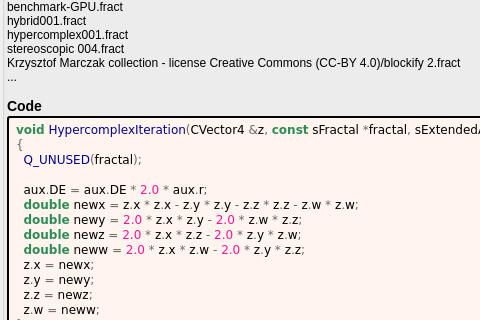
First picture: the form in mandelbulber2/formula/ui/hypercomplex.ui, repository buddhi1980/mandelbulber2, before the edit; both pictures show x 0 to 480 and y 114 to 434 of the 637 by 742 pixel window.
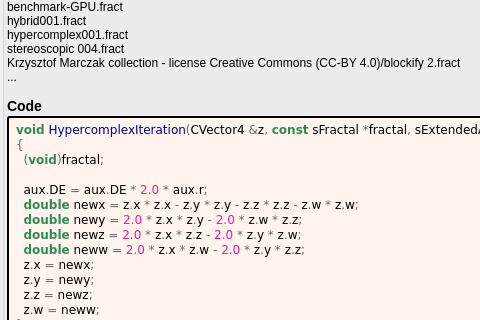
Second picture: the form after the edit. Custom widgets are drawn as their Qt base class.

What changed in the file:
```diff
--- a/mandelbulber2/formula/ui/hypercomplex.ui
+++ b/mandelbulber2/formula/ui/hypercomplex.ui
@@ -92,7 +92,7 @@
          <string notr="true">&lt;body style=&quot;background-color:#fff5ee&quot;&gt;
 &lt;pre style=&quot;color:#000000; background-color:#fff5ee;  font-family:&#039;Courier New&#039;,monospace;white-space: pre-wrap;&quot;&gt;&lt;span style=&quot;color:#2e8b57; font-weight:bold&quot;&gt;void&lt;/span&gt; &lt;span style=&quot;color:#00008f&quot;&gt;HypercomplexIteration&lt;/span&gt;&lt;span style=&quot;color:#676767&quot;&gt;(&lt;/span&gt;CVector4 &lt;span style=&quot;color:#676767&quot;&gt;&amp;amp;&lt;/span&gt;z&lt;span style=&quot;color:#676767&quot;&gt;,&lt;/span&gt; &lt;span style=&quot;color:#2e8b57; font-weight:bold&quot;&gt;const&lt;/span&gt; sFractal &lt;span style=&quot;color:#676767&quot;&gt;*&lt;/span&gt;fractal&lt;span style=&quot;color:#676767&quot;&gt;,&lt;/span&gt; sExtendedAux &lt;span style=&quot;color:#676767&quot;&gt;&amp;amp;&lt;/span&gt;aux&lt;span style=&quot;color:#676767&quot;&gt;)&lt;/span&gt;
 &lt;span style=&quot;color:#676767&quot;&gt;{&lt;/span&gt;
-  &lt;span style=&quot;color:#00008f&quot;&gt;Q_UNUSED&lt;/span&gt;&lt;span style=&quot;color:#676767&quot;&gt;(&lt;/span&gt;fractal&lt;span style=&quot;color:#676767&quot;&gt;);&lt;/span&gt;
+  &lt;span style=&quot;color:#676767&quot;&gt;(&lt;/span&gt;&lt;span style=&quot;color:#2e8b57; font-weight:bold&quot;&gt;void&lt;/span&gt;&lt;span style=&quot;color:#676767&quot;&gt;)&lt;/span&gt;fractal&lt;span style=&quot;color:#676767&quot;&gt;;&lt;/span&gt;
 
   aux&lt;span style=&quot;color:#676767&quot;&gt;.&lt;/span&gt;DE &lt;span style=&quot;color:#676767&quot;&gt;=&lt;/span&gt; aux&lt;span style=&quot;color:#676767&quot;&gt;.&lt;/span&gt;DE &lt;span style=&quot;color:#676767&quot;&gt;*&lt;/span&gt; &lt;span style=&quot;color:#ff1493&quot;&gt;2.0&lt;/span&gt; &lt;span style=&quot;color:#676767&quot;&gt;*&lt;/span&gt; aux&lt;span style=&quot;color:#676767&quot;&gt;.&lt;/span&gt;r&lt;span style=&quot;color:#676767&quot;&gt;;&lt;/span&gt;
   &lt;span style=&quot;color:#2e8b57; font-weight:bold&quot;&gt;double&lt;/span&gt; newx &lt;span style=&quot;color:#676767&quot;&gt;=&lt;/span&gt; z&lt;span style=&quot;color:#676767&quot;&gt;.&lt;/span&gt;x &lt;span style=&quot;color:#676767&quot;&gt;*&lt;/span&gt; z&lt;span style=&quot;color:#676767&quot;&gt;.&lt;/span&gt;x &lt;span style=&quot;color:#676767&quot;&gt;-&lt;/span&gt; z&lt;span style=&quot;color:#676767&quot;&gt;.&lt;/span&gt;y &lt;span style=&quot;color:#676767&quot;&gt;*&lt;/span&gt; z&lt;span style=&quot;color:#676767&quot;&gt;.&lt;/span&gt;y &lt;span style=&quot;color:#676767&quot;&gt;-&lt;/span&gt; z&lt;span style=&quot;color:#676767&quot;&gt;.&lt;/span&gt;z &lt;span style=&quot;color:#676767&quot;&gt;*&lt;/span&gt; z&lt;span style=&quot;color:#676767&quot;&gt;.&lt;/span&gt;z &lt;span style=&quot;color:#676767&quot;&gt;-&lt;/span&gt; z&lt;span style=&quot;color:#676767&quot;&gt;.&lt;/span&gt;w &lt;span style=&quot;color:#676767&quot;&gt;*&lt;/span&gt; z&lt;span style=&quot;color:#676767&quot;&gt;.&lt;/span&gt;w&lt;span style=&quot;color:#676767&quot;&gt;;&lt;/span&gt;
```
